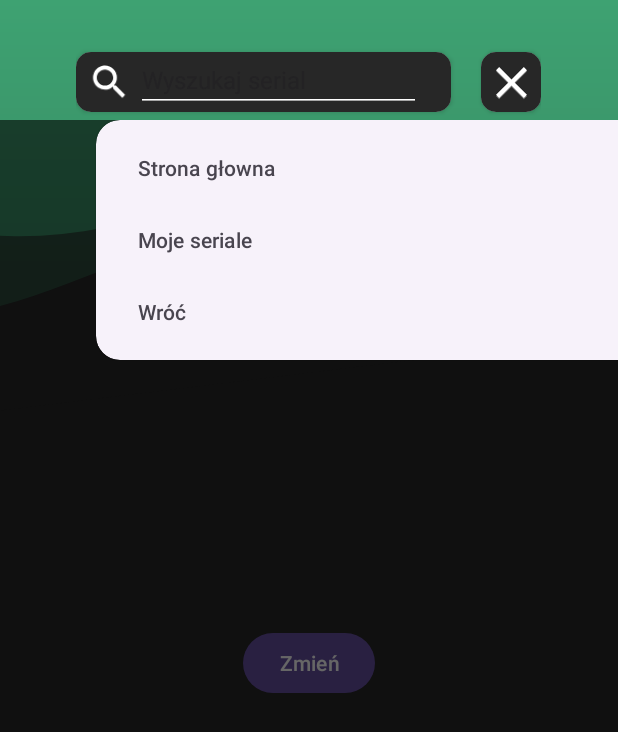
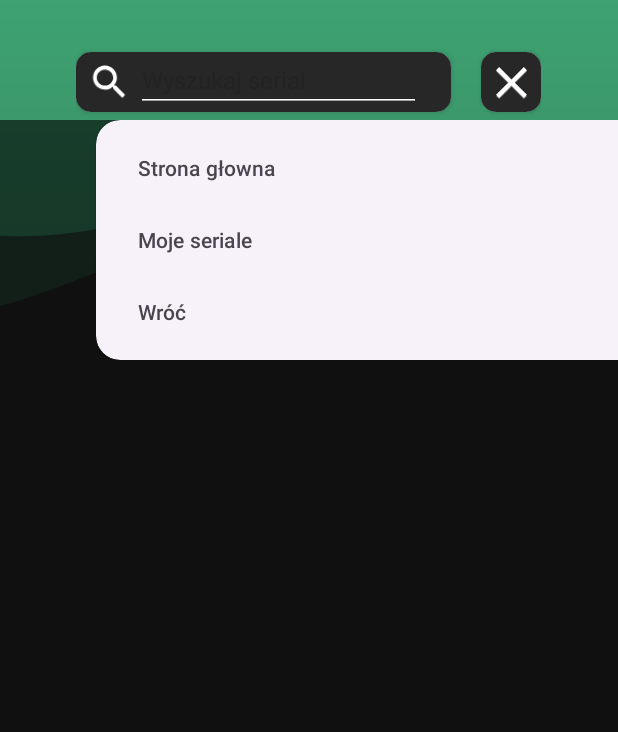
Before and after one commit to CinekTV/mobilne-projekt, an Android app: the screen it shows after launch (MainActivity), after a tap on an icon or button, on a phone screen of 412 x 824 dp. Shown: the top 732 px of the screen. Run offline under Robolectric (Android 15) with nearby library versions, the phone set to English and light mode, and no system bars.

Commit message:
WERSJA FINALNA

```diff
--- a/app/src/main/java/pl/edu/pb/projektsystemymobilne/MainActivity.java
+++ b/app/src/main/java/pl/edu/pb/projektsystemymobilne/MainActivity.java
@@ -68,10 +68,41 @@ public class MainActivity extends AppCompatActivity implements ApiRequestTask.Ap
             }
             return false;
         });
-        configureNextButton();
+//        configureNextButton();
 
         drawerLayout = findViewById(R.id.drawer_layout);
         lockDrawer();
+
+
+        navigationView = findViewById(R.id.nav_view);
+        navigationView.setNavigationItemSelectedListener(new NavigationView.OnNavigationItemSelectedListener() {
+            @Override
+            public boolean onNavigationItemSelected(@NonNull MenuItem item) {
+                // Handle navigation view item clicks here
+                int id = item.getItemId();
+
+                if (id == R.id.nav_option1) {
+                    Intent intent = getIntent();
+                    finish(); // Finish the current instance of the activity
+                    startActivity(intent); // Start a new instance of the activity
+                } else if (id == R.id.nav_option2) {
+                    startActivity(new Intent(MainActivity.this, UserProfile.class));
+                }else if (id == R.id.nav_option2) {
+                    drawerLayout.openDrawer(GravityCompat.END);
+                    Drawable yourDrawable = VectorDrawableCompat.create(getResources(), R.drawable.close, getTheme());
+                    if (yourDrawable != null) {
+                        hamburgerImage.setImageDrawable(yourDrawable);
+                    }
+                    unlockDrawer();
+                    Navi = true;
+                }
+                // Add more else if statements for other menu options
+
+                drawerLayout.closeDrawer(GravityCompat.END);
+                return true;
+            }
+        });
+
     }
 
     public void onHamburgerClick(View view) {
@@ -108,16 +139,16 @@ public class MainActivity extends AppCompatActivity implements ApiRequestTask.Ap
         drawerLayout.setVisibility(View.VISIBLE);
     }
 
-    private void configureNextButton(){
-        //Zmienianie widoku
-        Button nextbutton = (Button) findViewById(R.id.changeview);
-        nextbutton.setOnClickListener(new View.OnClickListener() {
-            @Override
-            public void onClick(View v) {
-                startActivity(new Intent(MainActivity.this, UserProfile.class));
-            }
-        });
-    }
+//    private void configureNextButton(){
+//        //Zmienianie widoku
+//        Button nextbutton = (Button) findViewById(R.id.changeview);
+//        nextbutton.setOnClickListener(new View.OnClickListener() {
+//            @Override
+//            public void onClick(View v) {
+//                startActivity(new Intent(MainActivity.this, UserProfile.class));
+//            }
+//        });
+//    }
 
 
 
--- a/app/src/main/res/layout/activity_main.xml
+++ b/app/src/main/res/layout/activity_main.xml
@@ -30,8 +30,9 @@
             android:id="@+id/changeview"
             android:layout_width="wrap_content"
             android:layout_height="wrap_content"
-            android:text="Zmień"
-            android:layout_centerInParent="true"/>
+            android:layout_centerInParent="true"
+            android:visibility="gone"
+            android:text="Zmień" />
 
 
     </RelativeLayout>
```
